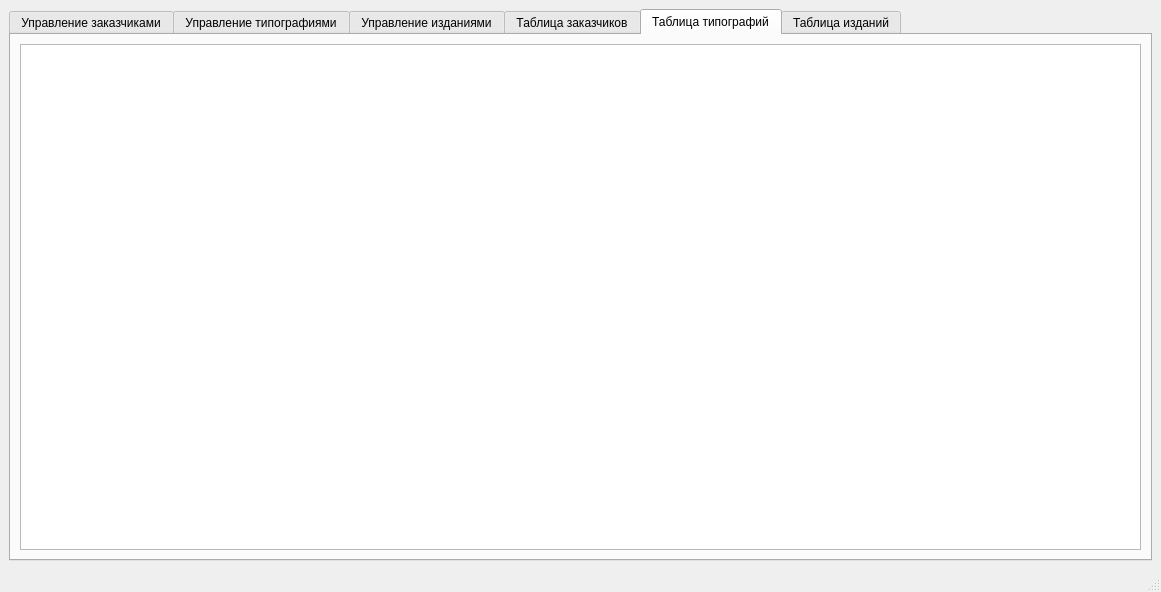
The window that mainwindow.ui (shlkn/Practise) describes before a commit, drawn with Qt 5.
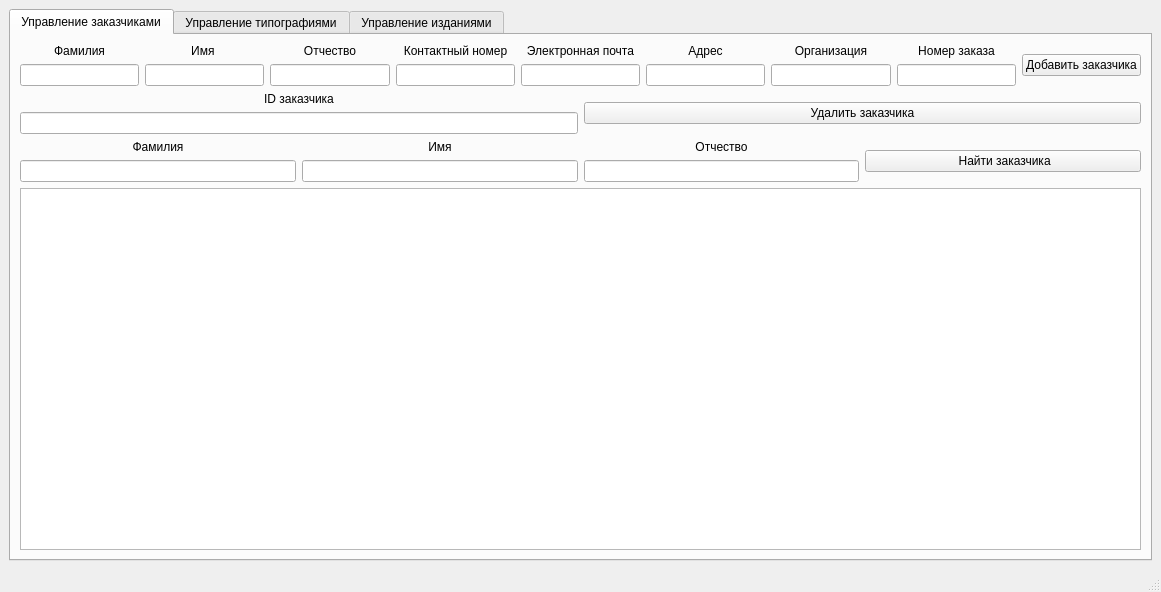
The same window after the commit. The open tabs and pages were chosen to show the change.

What changed in the file:
```diff
--- a/mainwindow.ui
+++ b/mainwindow.ui
@@ -500,6 +500,13 @@
             </item>
            </layout>
           </item>
+          <item>
+           <layout class="QVBoxLayout" name="verticalLayout_44">
+            <item>
+             <widget class="QTableView" name="CustomerTable"/>
+            </item>
+           </layout>
+          </item>
          </layout>
         </widget>
         <widget class="QWidget" name="tab_2">
@@ -750,7 +757,7 @@
              </layout>
             </item>
             <item>
-             <layout class="QHBoxLayout" name="horizontalLayout_8"/>
+             <widget class="QTableView" name="TypographyTable"/>
             </item>
            </layout>
           </item>
@@ -1072,43 +1079,8 @@
             </item>
            </layout>
           </item>
-         </layout>
-        </widget>
-        <widget class="QWidget" name="tab_4">
-         <attribute name="title">
-          <string>Таблица заказчиков</string>
-         </attribute>
-         <layout class="QVBoxLayout" name="verticalLayout_6">
           <item>
-           <layout class="QVBoxLayout" name="verticalLayout_5">
-            <item>
-             <widget class="QTableView" name="CustomerTable"/>
-            </item>
-           </layout>
-          </item>
-         </layout>
-        </widget>
-        <widget class="QWidget" name="tab_5">
-         <attribute name="title">
-          <string>Таблица типографий</string>
-         </attribute>
-         <layout class="QVBoxLayout" name="verticalLayout_8">
-          <item>
-           <layout class="QVBoxLayout" name="verticalLayout_7">
-            <item>
-             <widget class="QTableView" name="TypographyTable"/>
-            </item>
-           </layout>
-          </item>
-         </layout>
-        </widget>
-        <widget class="QWidget" name="tab_6">
-         <attribute name="title">
-          <string>Таблица изданий</string>
-         </attribute>
-         <layout class="QVBoxLayout" name="verticalLayout_10">
-          <item>
-           <layout class="QVBoxLayout" name="verticalLayout_9">
+           <layout class="QVBoxLayout" name="verticalLayout_47">
             <item>
              <widget class="QTableView" name="PublicationInfoTable"/>
             </item>
```
Left out of the diff: 9 changed lines with no effect on the pictures.
